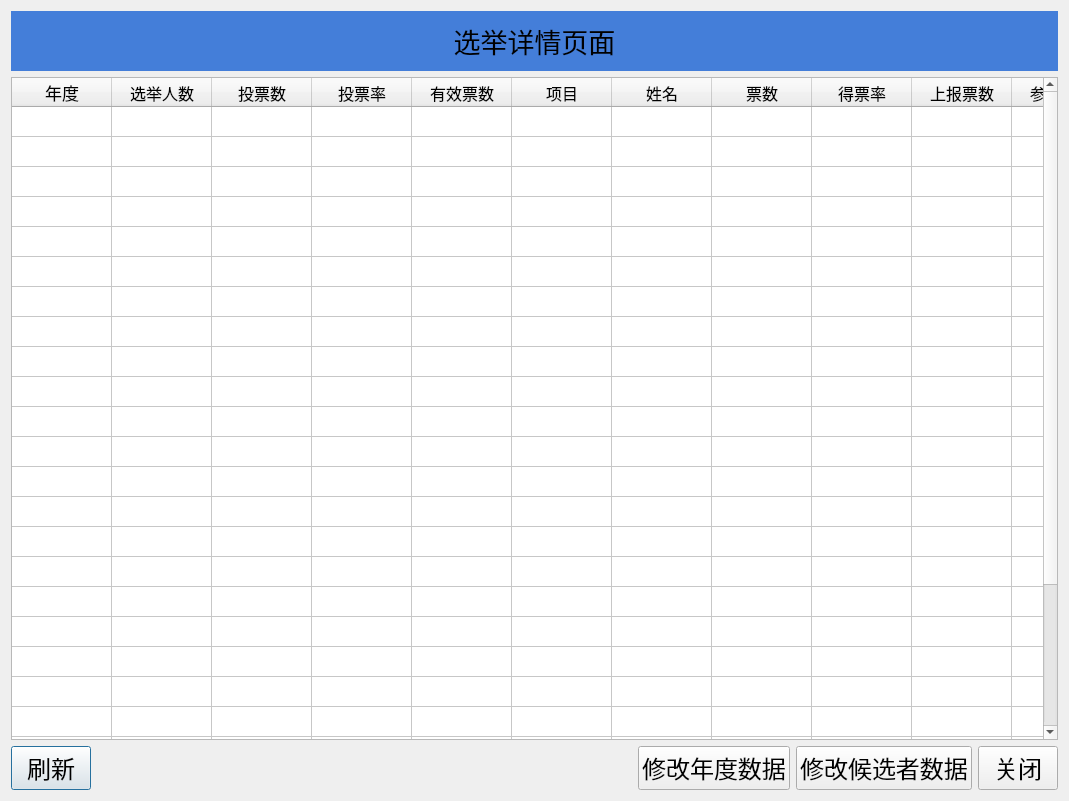
The window that ui/page_elements/election_detail_page/DetailPage.ui (ArcherLuo233/election-s-prediction) describes before a commit, drawn with Qt 5.
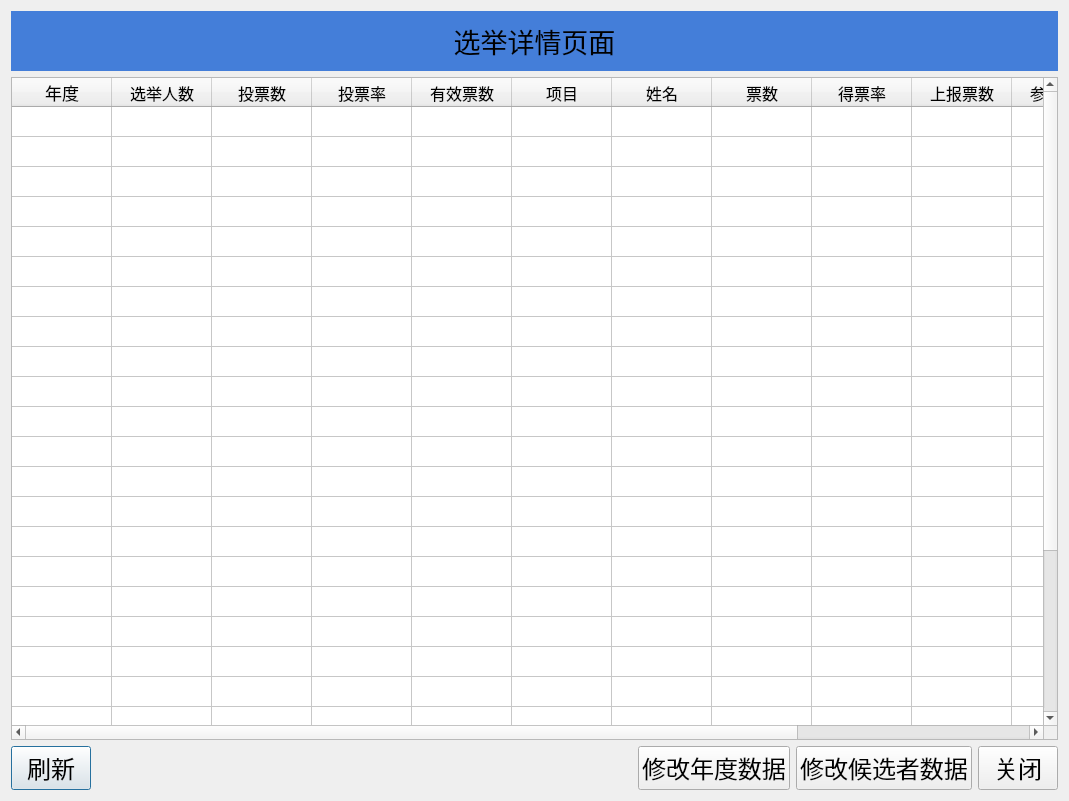
The same window after the commit.

Diff of the .ui file:
```diff
--- a/ui/page_elements/election_detail_page/DetailPage.ui
+++ b/ui/page_elements/election_detail_page/DetailPage.ui
@@ -127,9 +127,6 @@
                     <property name="verticalScrollBarPolicy">
                         <enum>Qt::ScrollBarAsNeeded</enum>
                     </property>
-                    <property name="horizontalScrollBarPolicy">
-                        <enum>Qt::ScrollBarAlwaysOff</enum>
-                    </property>
                     <property name="autoScroll">
                         <bool>true</bool>
                     </property>
```
